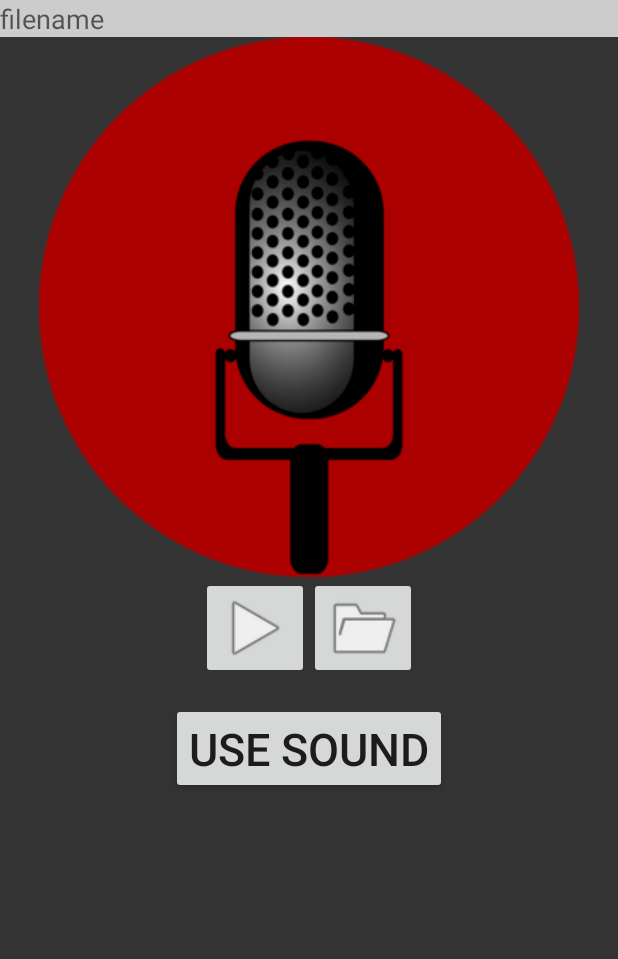
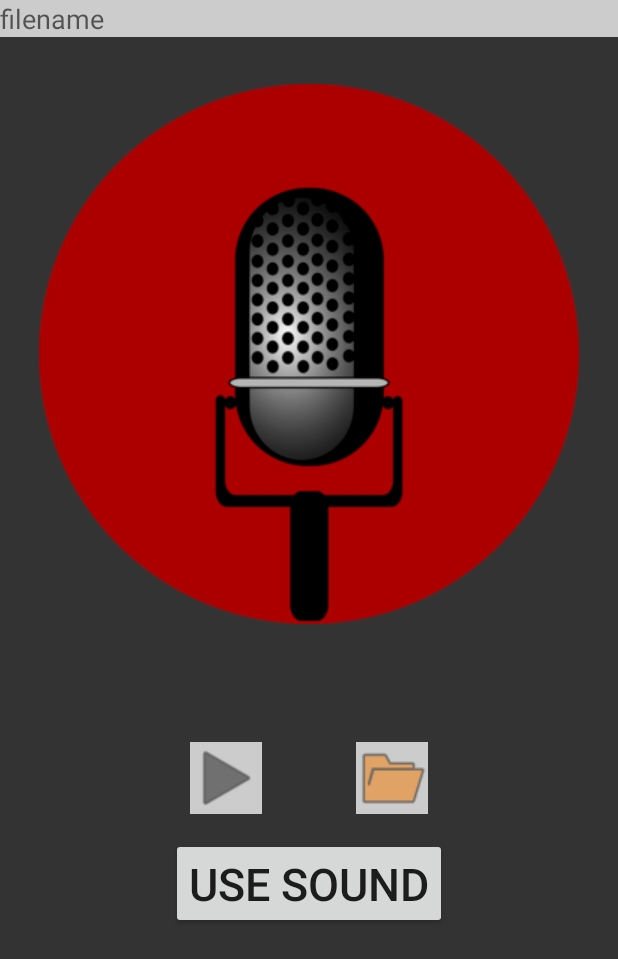
Before and after one commit to Ostinyo/Soundboard, an Android app: the NewButtonActivity screen opened directly, with no data from a screen before it, on a phone screen of 412 x 824 dp. Shown: the top 959 px of the screen. Run offline under Robolectric (Android 15) with nearby library versions, the phone set to English and light mode, and no system bars.

Commit message:
Play button changes
-fixed crash when hitting play before a file is loaded
-now has different colors to indicate its state

```diff
--- a/app/src/main/res/layout/activity_new_button.xml
+++ b/app/src/main/res/layout/activity_new_button.xml
@@ -2,7 +2,8 @@
 <LinearLayout xmlns:android="http://schemas.android.com/apk/res/android"
     android:orientation="vertical" android:layout_width="match_parent"
     android:layout_height="match_parent"
-    android:background="@color/colorBackground">
+    android:background="@color/colorBackground"
+    android:weightSum="1">
 
     <EditText
         android:layout_width="match_parent"
@@ -13,6 +14,12 @@
         android:longClickable="true"
         android:hint="filename" />
 
+    <Space
+        android:layout_width="match_parent"
+        android:layout_height="wrap_content"
+        android:layout_gravity="center_horizontal"
+        android:layout_weight=".1" />
+
     <ImageButton
         android:layout_width="wrap_content"
         android:layout_height="wrap_content"
@@ -21,11 +28,18 @@
         android:src="@drawable/record"
         android:background="?attr/selectableItemBackgroundBorderless" />
 
+    <Space
+        android:layout_width="match_parent"
+        android:layout_height="wrap_content"
+        android:layout_gravity="center_horizontal"
+        android:layout_weight="0.25" />
+
     <LinearLayout
         android:orientation="horizontal"
         android:layout_width="match_parent"
         android:layout_height="wrap_content"
-        android:gravity="center">
+        android:gravity="center"
+        android:weightSum="1">
 
         <ImageButton
             android:layout_width="wrap_content"
@@ -33,7 +47,15 @@
             android:id="@+id/new_button_play"
             android:layout_gravity="center_horizontal"
             android:layout_marginTop="@dimen/fab_margin"
-            android:src="@drawable/ic_menu_play_clip" />
+            android:src="@drawable/ic_menu_play_clip"
+            android:tint="@color/colorBackground"
+            android:tintMode="multiply"
+            android:background="@color/colorHint" />
+
+        <Space
+            android:layout_width="wrap_content"
+            android:layout_height="match_parent"
+            android:layout_weight=".2" />
 
         <ImageButton
             android:layout_width="wrap_content"
@@ -42,7 +64,10 @@
             android:layout_gravity="center_horizontal"
             android:layout_marginTop="@dimen/fab_margin"
             android:src="@drawable/ic_menu_archive"
-            android:onClick="browseFileSystem" />
+            android:onClick="browseFileSystem"
+            android:tint="#ef8821"
+            android:tintMode="multiply"
+            android:background="@color/colorHint" />
     </LinearLayout>
 
     <Button
```
Also changed, not shown: app/src/main/java/edu/ucsb/cs185/austintisor/soundboard/NewButtonActivity.java (+18 -10 lines).
